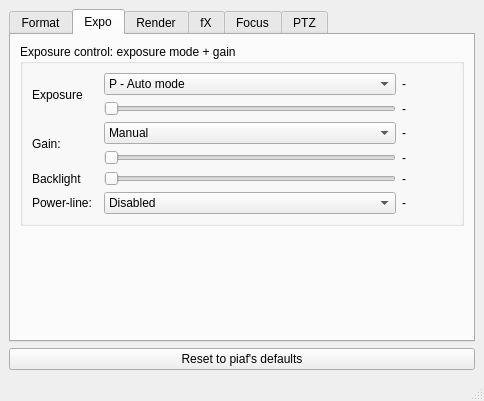
cseyve/piaf, file main/tools/ui/vidacqsettingswindow.ui: the form before one commit.
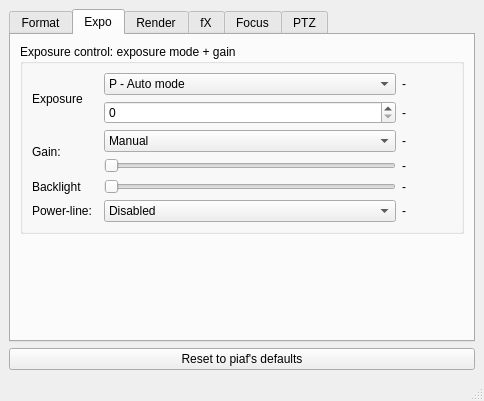
The form after the commit. The open tabs and pages were chosen to show the change. Icons and pictures are not drawn.

Patch:
```diff
--- a/main/tools/ui/vidacqsettingswindow.ui
+++ b/main/tools/ui/vidacqsettingswindow.ui
@@ -25,7 +25,7 @@
        <string>Special effects</string>
       </property>
       <property name="currentIndex">
-       <number>2</number>
+       <number>1</number>
       </property>
       <widget class="QWidget" name="tab">
        <attribute name="icon">
@@ -397,17 +397,7 @@
              </property>
             </widget>
            </item>
-           <item row="1" column="2">
-            <widget class="QSlider" name="exposureSlider">
-             <property name="maximum">
-              <number>255</number>
-             </property>
-             <property name="orientation">
-              <enum>Qt::Horizontal</enum>
-             </property>
-            </widget>
-           </item>
-           <item row="1" column="3">
+           <item row="1" column="4">
             <widget class="QLabel" name="exposureLabel">
              <property name="minimumSize">
               <size>
@@ -427,7 +417,7 @@
              </property>
             </widget>
            </item>
-           <item row="3" column="2">
+           <item row="3" column="3">
             <widget class="QSlider" name="gainSlider">
              <property name="maximum">
               <number>255</number>
@@ -437,7 +427,7 @@
              </property>
             </widget>
            </item>
-           <item row="0" column="2">
+           <item row="0" column="3">
             <widget class="QComboBox" name="exposureModeComboBox">
              <item>
               <property name="text">
@@ -461,14 +451,14 @@
              </item>
             </widget>
            </item>
-           <item row="3" column="3">
+           <item row="3" column="4">
             <widget class="QLabel" name="gainLabel">
              <property name="text">
               <string>-</string>
              </property>
             </widget>
            </item>
-           <item row="2" column="2">
+           <item row="2" column="3">
             <widget class="QComboBox" name="gainModeComboBox">
              <item>
               <property name="text">
@@ -482,21 +472,21 @@
              </item>
             </widget>
            </item>
-           <item row="2" column="3">
+           <item row="2" column="4">
             <widget class="QLabel" name="gainModeLabel">
              <property name="text">
               <string>-</string>
              </property>
             </widget>
            </item>
-           <item row="0" column="3">
+           <item row="0" column="4">
             <widget class="QLabel" name="exposureModeLabel">
              <property name="text">
               <string>-</string>
              </property>
             </widget>
            </item>
-           <item row="5" column="2">
+           <item row="5" column="3">
             <widget class="QComboBox" name="powerLineComboBox">
              <item>
               <property name="text">
@@ -522,7 +512,7 @@
              </property>
             </widget>
            </item>
-           <item row="5" column="3">
+           <item row="5" column="4">
             <widget class="QLabel" name="powerLineLabel">
              <property name="text">
               <string>-</string>
@@ -536,7 +526,7 @@
              </property>
             </widget>
            </item>
-           <item row="4" column="2">
+           <item row="4" column="3">
             <widget class="QSlider" name="backlightSlider">
              <property name="toolTip">
               <string>Backlight compensation</string>
@@ -546,13 +536,20 @@
              </property>
             </widget>
            </item>
-           <item row="4" column="3">
+           <item row="4" column="4">
             <widget class="QLabel" name="backlightLabel">
              <property name="text">
               <string>-</string>
              </property>
             </widget>
            </item>
+           <item row="1" column="3">
+            <widget class="QSpinBox" name="exposureSpinBox">
+             <property name="maximum">
+              <number>65536</number>
+             </property>
+            </widget>
+           </item>
           </layout>
          </widget>
         </item>
```
